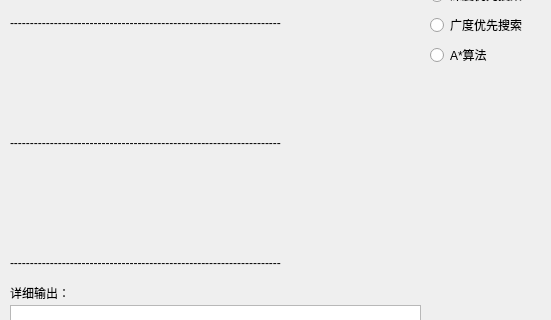
wardenjohn/E_number_homework, file E_homework/enumber.ui: the form before one commit; both pictures show x 0 to 551 and y 165 to 485 of the 551 by 627 pixel window.
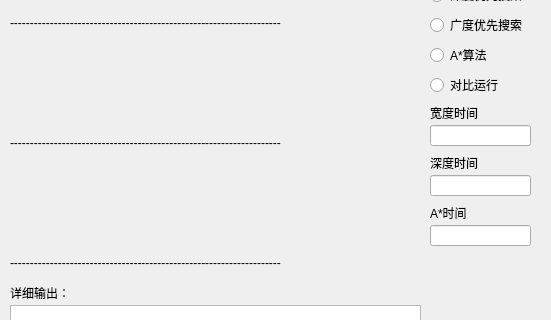
The form after the commit. Icons and pictures are not drawn.

```diff
--- a/E_homework/enumber.ui
+++ b/E_homework/enumber.ui
@@ -310,6 +310,88 @@
     <string>A*算法</string>
    </property>
   </widget>
+  <widget class="QRadioButton" name="compare">
+   <property name="geometry">
+    <rect>
+     <x>430</x>
+     <y>240</y>
+     <width>100</width>
+     <height>20</height>
+    </rect>
+   </property>
+   <property name="text">
+    <string>对比运行</string>
+   </property>
+  </widget>
+  <widget class="QLabel" name="label_6">
+   <property name="geometry">
+    <rect>
+     <x>430</x>
+     <y>270</y>
+     <width>91</width>
+     <height>16</height>
+    </rect>
+   </property>
+   <property name="text">
+    <string>宽度时间</string>
+   </property>
+  </widget>
+  <widget class="QLineEdit" name="widthTime">
+   <property name="geometry">
+    <rect>
+     <x>430</x>
+     <y>290</y>
+     <width>101</width>
+     <height>21</height>
+    </rect>
+   </property>
+  </widget>
+  <widget class="QLabel" name="label_7">
+   <property name="geometry">
+    <rect>
+     <x>430</x>
+     <y>320</y>
+     <width>91</width>
+     <height>16</height>
+    </rect>
+   </property>
+   <property name="text">
+    <string>深度时间</string>
+   </property>
+  </widget>
+  <widget class="QLabel" name="label_8">
+   <property name="geometry">
+    <rect>
+     <x>430</x>
+     <y>370</y>
+     <width>81</width>
+     <height>16</height>
+    </rect>
+   </property>
+   <property name="text">
+    <string>A*时间</string>
+   </property>
+  </widget>
+  <widget class="QLineEdit" name="deeptTime">
+   <property name="geometry">
+    <rect>
+     <x>430</x>
+     <y>340</y>
+     <width>101</width>
+     <height>21</height>
+    </rect>
+   </property>
+  </widget>
+  <widget class="QLineEdit" name="ATime">
+   <property name="geometry">
+    <rect>
+     <x>430</x>
+     <y>390</y>
+     <width>101</width>
+     <height>21</height>
+    </rect>
+   </property>
+  </widget>
  </widget>
  <resources>
   <include location="qsrc.qrc"/>
```
